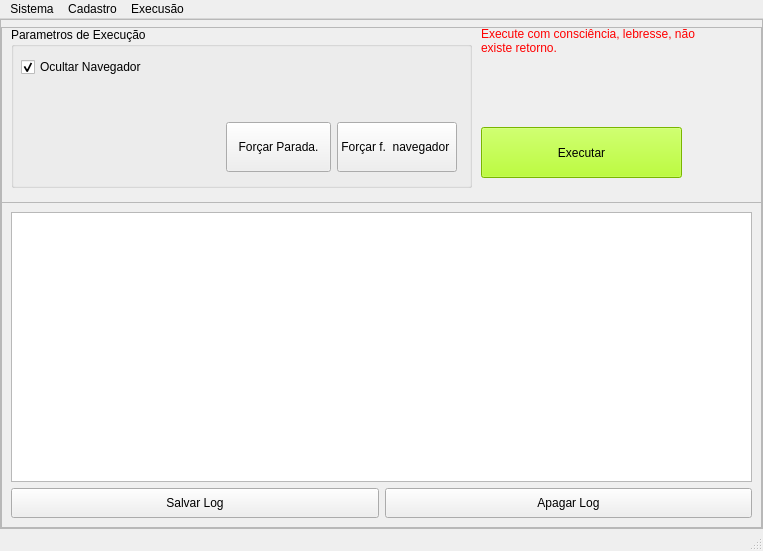
Qt form ui_qt/mainWindow.ui (Locked666/call_closing_robot) before a commit.
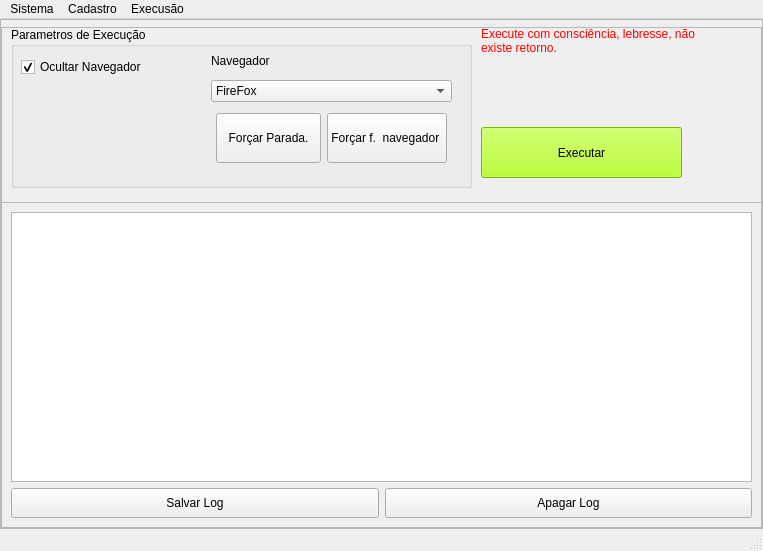
The same form after that commit.

What changed in the file:
```diff
--- a/ui_qt/mainWindow.ui
+++ b/ui_qt/mainWindow.ui
@@ -111,12 +111,42 @@
           <widget class="QWidget" name="">
            <property name="geometry">
             <rect>
-             <x>210</x>
-             <y>90</y>
+             <x>200</x>
+             <y>20</y>
              <width>241</width>
-             <height>61</height>
+             <height>121</height>
             </rect>
            </property>
+           <layout class="QVBoxLayout" name="verticalLayout_6">
+            <item>
+             <layout class="QVBoxLayout" name="verticalLayout_4">
+              <item>
+               <widget class="QLabel" name="label_2">
+                <property name="text">
+                 <string>Navegador</string>
+                </property>
+               </widget>
+              </item>
+              <item>
+               <widget class="QComboBox" name="combobox_browser">
+                <property name="toolTip">
+                 <string>&lt;html&gt;&lt;head/&gt;&lt;body&gt;&lt;p&gt;&lt;span style=&quot; font-weight:600;&quot;&gt;Selecione o Navegador para usar!&lt;/span&gt;&lt;/p&gt;&lt;p&gt;&lt;br/&gt;&lt;/p&gt;&lt;/body&gt;&lt;/html&gt;</string>
+                </property>
+                <item>
+                 <property name="text">
+                  <string>FireFox</string>
+                 </property>
+                </item>
+                <item>
+                 <property name="text">
+                  <string>Edge</string>
+                 </property>
+                </item>
+               </widget>
+              </item>
+             </layout>
+            </item>
+            <item>
            <layout class="QHBoxLayout" name="horizontalLayout_2">
             <property name="leftMargin">
              <number>5</number>
@@ -161,6 +191,8 @@
                <string>Forçar f.  navegador </string>
               </property>
              </widget>
+              </item>
+             </layout>
             </item>
            </layout>
           </widget>
```
Lines whose indentation alone changed are shown as unchanged.
